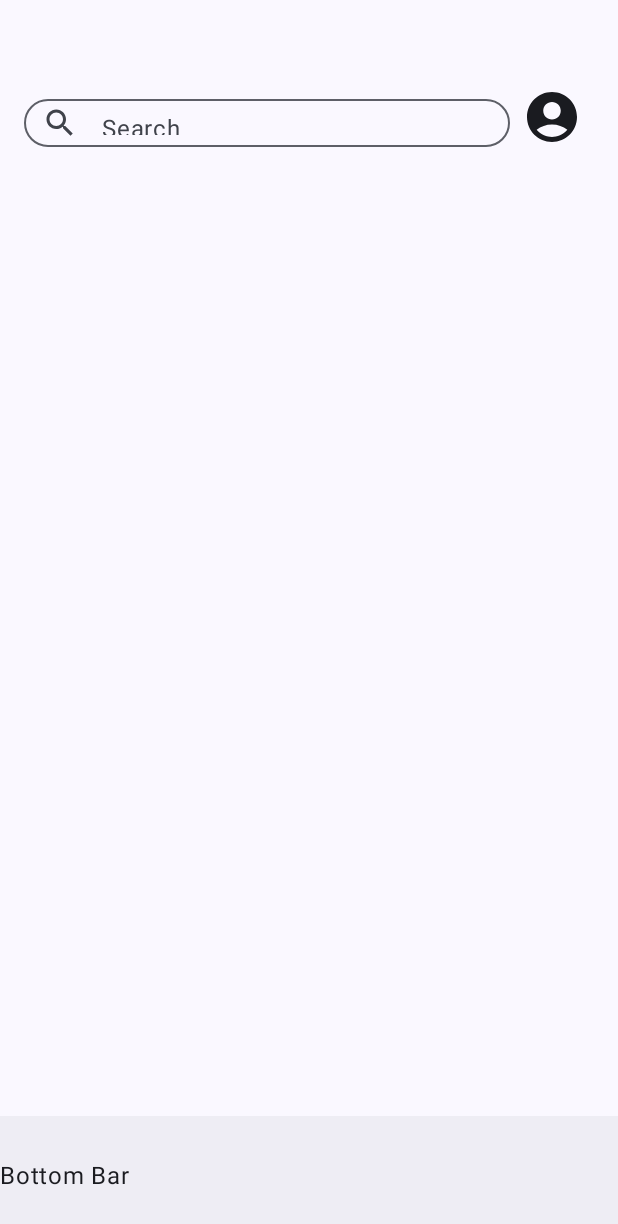
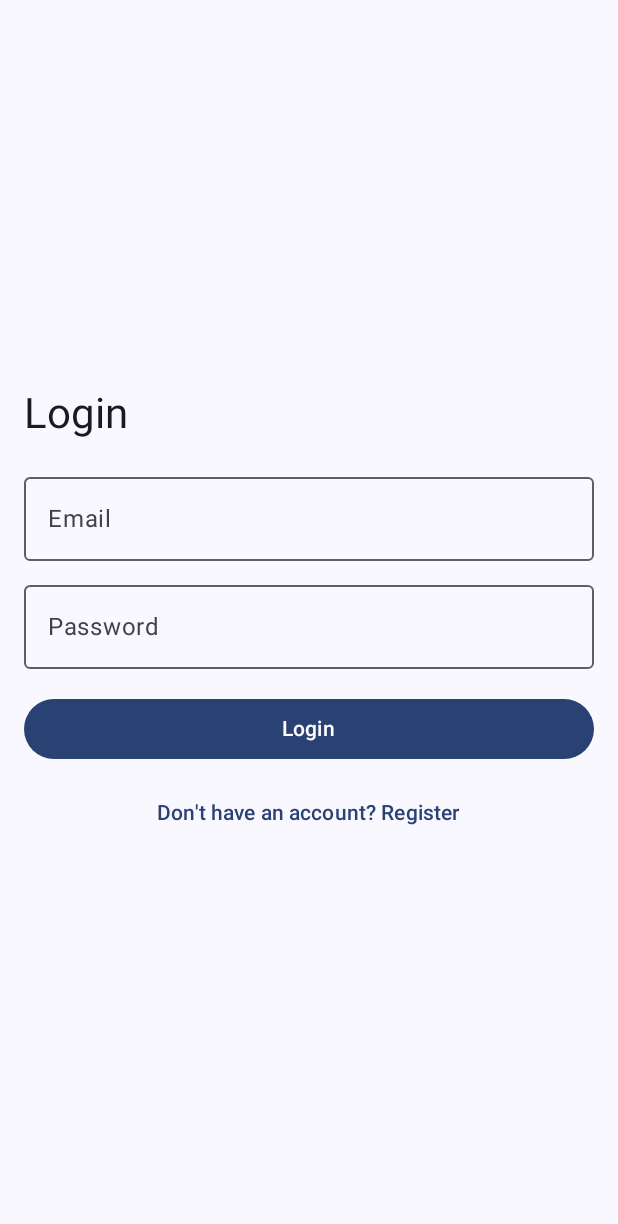
Before and after one commit to BenjaminBrehier/II.3510_2425_G1_Rustyze, an Android app built with Jetpack Compose: the screen it shows after launch (MainActivity), on a phone screen of 412 x 824 dp. Shown: the top 1224 px of the screen. Run offline under Robolectric (Android 15) with nearby library versions, the phone set to English and light mode, and no system bars; our stand-ins replace Firebase (no records; nobody signed in at launch, a user with empty details on screens opened directly).

Commit message:
merge changes

```diff
--- a/app/build.gradle.kts
+++ b/app/build.gradle.kts
@@ -1,6 +1,7 @@
 plugins {
     alias(libs.plugins.android.application)
     alias(libs.plugins.kotlin.android)
+    id("com.google.gms.google-services")
 }
 
 android {
@@ -50,7 +51,7 @@ android {
 }
 
 dependencies {
-
+    implementation(platform("com.google.firebase:firebase-bom:33.7.0"))
     implementation(libs.androidx.core.ktx)
     implementation(libs.androidx.lifecycle.runtime.ktx)
     implementation(libs.androidx.activity.compose)
@@ -59,6 +60,7 @@ dependencies {
     implementation(libs.androidx.ui.graphics)
     implementation(libs.androidx.ui.tooling.preview)
     implementation(libs.androidx.material3)
+    implementation(libs.firebase.auth.ktx)
     testImplementation(libs.junit)
     androidTestImplementation(libs.androidx.junit)
     androidTestImplementation(libs.androidx.espresso.core)
--- /dev/null
+++ b/app/src/main/java/com/bl/rustyze/LoginScreen.kt
@@ -0,0 +1,110 @@
+package com.bl.rustyze
+
+import android.content.Intent
+import android.widget.Toast
+import androidx.compose.foundation.layout.*
+import androidx.compose.foundation.text.KeyboardOptions
+import androidx.compose.material3.*
+import androidx.compose.runtime.*
+import androidx.compose.ui.Modifier
+import androidx.compose.ui.text.input.KeyboardType
+import androidx.compose.ui.text.input.PasswordVisualTransformation
+import androidx.compose.ui.tooling.preview.Preview
+import androidx.compose.ui.unit.dp
+import com.google.firebase.auth.FirebaseAuth
+
+@Composable
+fun LoginScreen(
+    onAuthSuccess: () -> Unit,
+    onAuthFailure: (String) -> Unit,
+    modifier: Modifier = Modifier
+) {
+    var email by remember { mutableStateOf("") }
+    var password by remember { mutableStateOf("") }
+    var isLogin by remember { mutableStateOf(true) } // Toggle between login and register
+
+    Column(
+        modifier = modifier
+            .fillMaxSize()
+            .padding(16.dp),
+        verticalArrangement = Arrangement.Center
+    ) {
+        Text(
+            text = if (isLogin) "Login" else "Register",
+            style = MaterialTheme.typography.headlineMedium
+        )
+
+        Spacer(modifier = Modifier.height(16.dp))
+
+        OutlinedTextField(
+            value = email,
+            onValueChange = { email = it },
+            label = { Text("Email") },
+            keyboardOptions = KeyboardOptions(keyboardType = KeyboardType.Email),
+            modifier = Modifier.fillMaxWidth()
+        )
+
+        Spacer(modifier = Modifier.height(8.dp))
+
+        OutlinedTextField(
+            value = password,
+            onValueChange = { password = it },
+            label = { Text("Password") },
+            visualTransformation = PasswordVisualTransformation(),
+            keyboardOptions = KeyboardOptions(keyboardType = KeyboardType.Password),
+            modifier = Modifier.fillMaxWidth()
+        )
+
+        Spacer(modifier = Modifier.height(16.dp))
+
+        Button(
+            onClick = {
+                val auth = FirebaseAuth.getInstance()
+                if (isLogin) {
+                    // Login with email/password
+                    auth.signInWithEmailAndPassword(email, password)
+                        .addOnCompleteListener { task ->
+                            if (task.isSuccessful) {
+                                onAuthSuccess()
+                            } else {
+                                onAuthFailure(task.exception?.message ?: "Unknown error")
+                            }
+                        }
+                } else {
+                    // Register with email/password
+                    auth.createUserWithEmailAndPassword(email, password)
+                        .addOnCompleteListener { task ->
+                            if (task.isSuccessful) {
+                                onAuthSuccess()
+                            } else {
+                                onAuthFailure(task.exception?.message ?: "Unknown error")
+                            }
+                        }
+                }
+            },
+            modifier = Modifier.fillMaxWidth()
+        ) {
+            Text(text = if (isLogin) "Login" else "Register")
+        }
+
+        Spacer(modifier = Modifier.height(8.dp))
+
+        TextButton(
+            onClick = { isLogin = !isLogin },
+            modifier = Modifier.fillMaxWidth()
+        ) {
+            Text(
+                text = if (isLogin) "Don't have an account? Register" else "Already have an account? Login"
+            )
+        }
+    }
+}
+
+@Preview(showBackground = true)
+@Composable
+fun LoginScreenPreview() {
+    LoginScreen(
+        onAuthSuccess = {},
+        onAuthFailure = {}
+    )
+}
--- a/build.gradle.kts
+++ b/build.gradle.kts
@@ -2,4 +2,5 @@
 plugins {
     alias(libs.plugins.android.application) apply false
     alias(libs.plugins.kotlin.android) apply false
+    id("com.google.gms.google-services") version "4.4.2" apply false
 }
```
Also changed, not shown: app/src/main/java/com/bl/rustyze/MainActivity.kt (+67 -12 lines), 2 other files.
